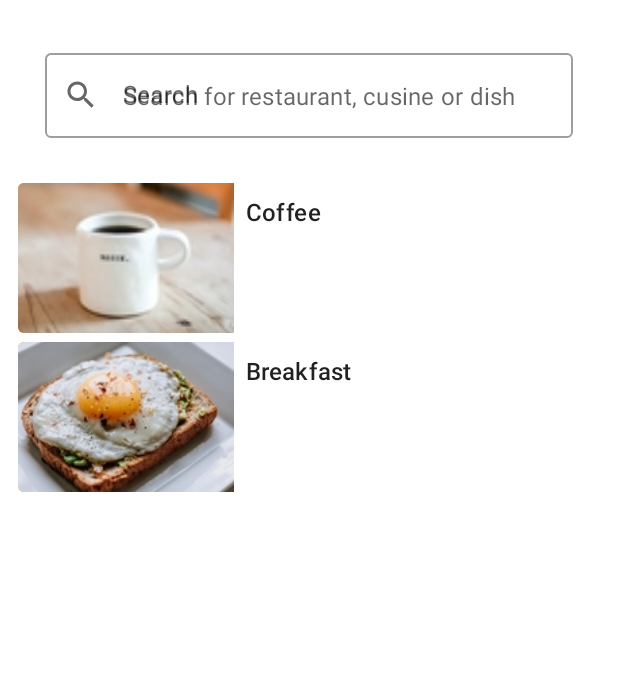
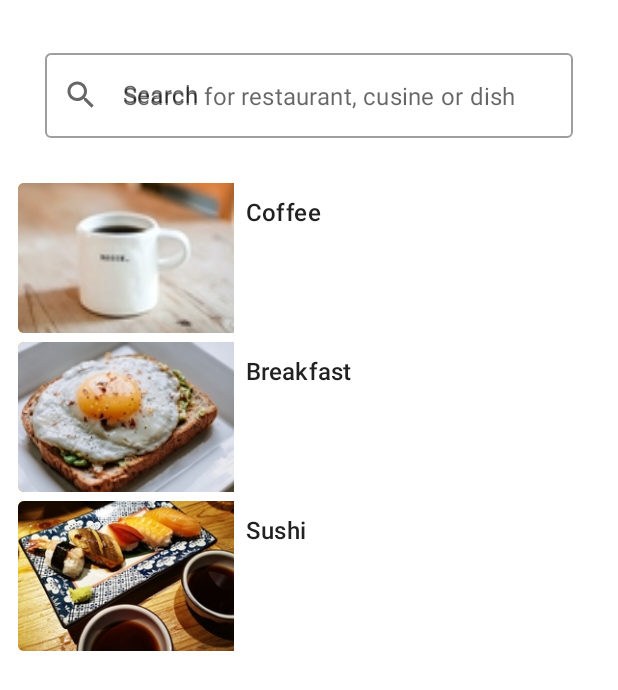
Before and after one commit to yossaj/eat-oot-edin, an Android app: the screen it shows after launch (MainActivity), on a phone screen of 412 x 824 dp. Shown: the top 690 px of the screen. Run offline under Robolectric (Android 15) with nearby library versions, the phone set to English and light mode, and no system bars; our stand-ins replace Dagger/Hilt's generated code, Picasso, data binding; libraries missing offline, so code that uses them is left out: androidx.hilt, androidx.hilt.lifecycle; pictures from the network do not load; 2 statements that could not run were skipped.

```diff
--- a/app/src/main/java/com/example/eatoutedinburgh/data/models/Restaurant.kt
+++ b/app/src/main/java/com/example/eatoutedinburgh/data/models/Restaurant.kt
@@ -26,5 +26,8 @@ data class Restaurant(
     var phoneNumbers : String?,
     @SerializedName("user_rating")
     @Expose
-    val userRating : UserRating?
+    val userRating : UserRating?,
+    @SerializedName("photos_url")
+    @Expose
+    val photosUrl : String?
 )
--- /dev/null
+++ b/app/src/main/java/com/example/eatoutedinburgh/data/models/UserPhoto.kt
@@ -0,0 +1,6 @@
+package com.example.eatoutedinburgh.data.models
+
+data class UserPhoto(
+    val id : String?,
+    val url : String?
+)
--- a/app/src/main/java/com/example/eatoutedinburgh/ui/main/FrontPageFragment.kt
+++ b/app/src/main/java/com/example/eatoutedinburgh/ui/main/FrontPageFragment.kt
@@ -144,16 +144,15 @@ class FrontPageFragment : Fragment() {
 
     fun categoriesList() : List<Restaurant>{
         val coffee = prepareDrawable(R.drawable.coffee)
-        val coffeeItem = Restaurant(-1, "Coffee","Find a local brew!", "10",  null, null, null, coffee , null, null)
+        val coffeeItem = Restaurant(-1, "Coffee","Find a local brew!", "10",  null, null, null, coffee , null, null, null)
         val breakfast = prepareDrawable(R.drawable.breakfast)
-        val breakfastItem = Restaurant(-1, "Breakfast", "Breakfast places near you", "10",null, null, null, breakfast, null, null)
-        return listOf(coffeeItem, breakfastItem)
+        val breakfastItem = Restaurant(-1, "Breakfast", "Breakfast places near you", "10",null, null, null, breakfast, null, null, null)
+        val sushi = prepareDrawable(R.drawable.sushi)
+        val sushiItem = Restaurant(-1, "Sushi", "", "10", null, null, null, sushi, null, null, null)
+        return listOf(coffeeItem, breakfastItem, sushiItem)
     }
 
     fun prepareDrawable(drawable : Int) : String{
         return Uri.parse("android.resource://com.example.eatoutedinburgh/" + drawable).toString()
     }
-
-
-
 }
```
Also changed, not shown: app/src/main/java/com/example/eatoutedinburgh/ui/detail/RestaurantDetailFragment.kt (+47 -1 lines), app/src/main/res/layout/fragment_restaurant_detail.xml (+9 -0 lines).
